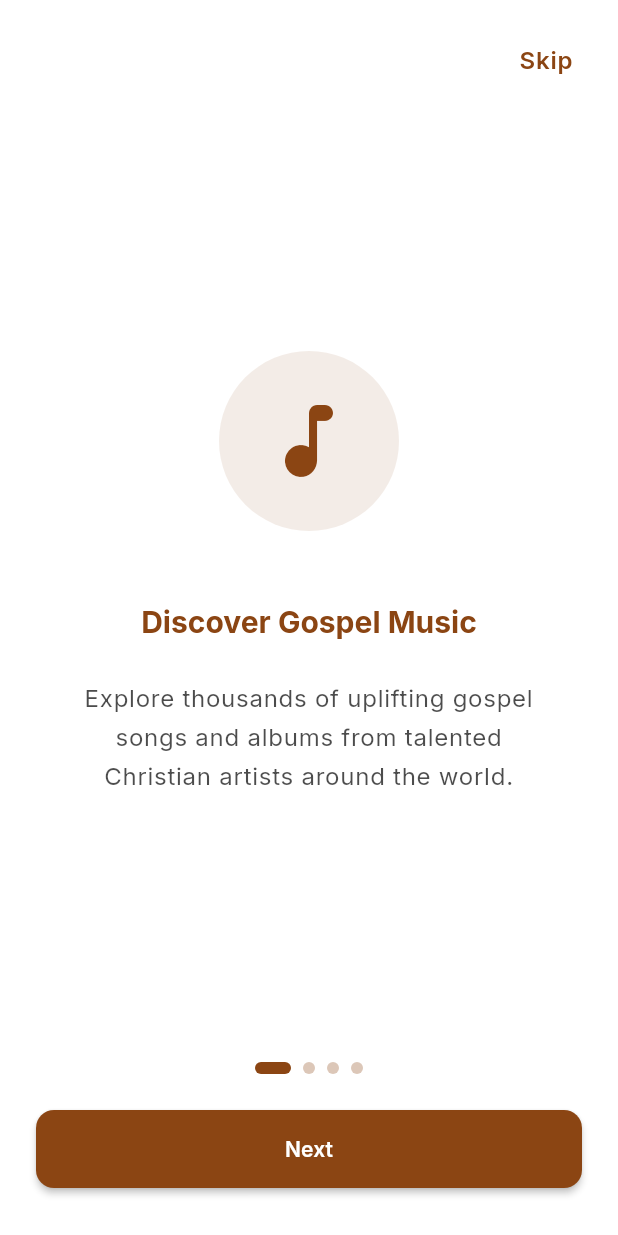
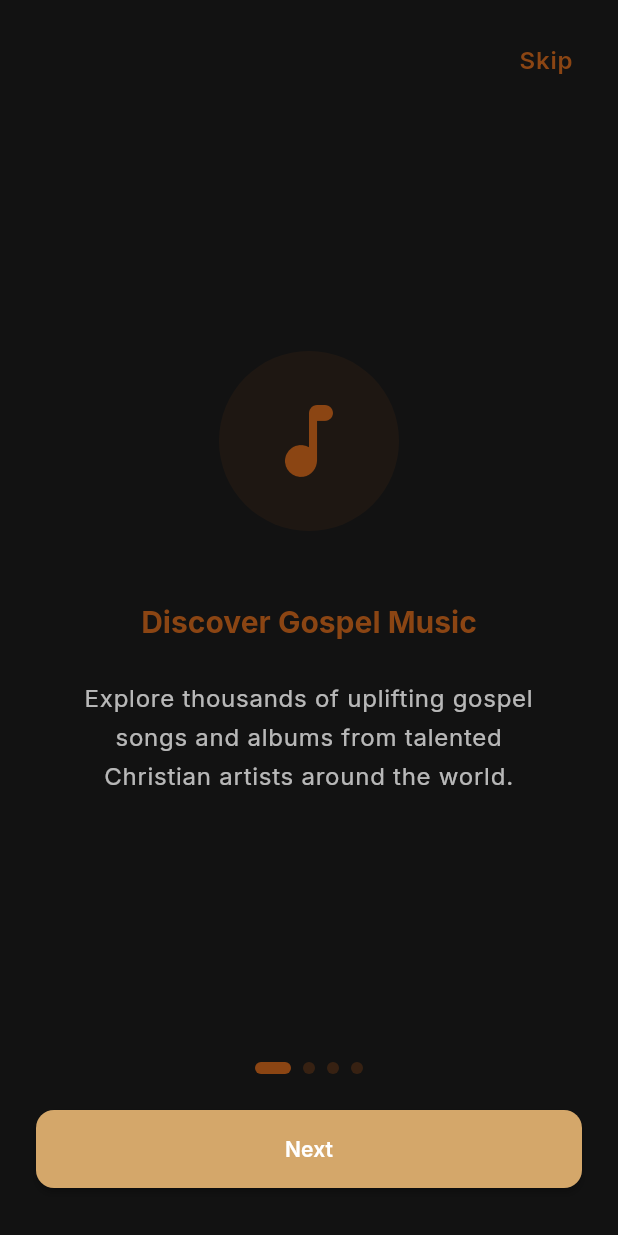
Before and after one commit to developer5167/faith_stream_music_app, a Flutter app: the screen it shows after launch, on a phone screen of 412 x 824 dp. Run offline on Flutter 3.47's test engine with Material 3 defaults, Android fonts, the light colour scheme and no system bars; drawn by our look-alikes of dynamic_color, flutter_animate; our stand-ins replace audio_service, cached_network_image, camera, dio, equatable, file_picker and 13 more; missing offline and left inert: audio_session.

Commit message:
implemented UI chnages

```diff
--- a/lib/config/app_theme.dart
+++ b/lib/config/app_theme.dart
@@ -2,22 +2,11 @@ import 'package:flutter/material.dart';
 import 'package:google_fonts/google_fonts.dart';
 
 class AppTheme {
-  // Light Theme Colors
-  static const Color lightPrimary = Color(0xFF8B4513); // Christian brown
-  static const Color lightSecondary = Color(0xFFD4A76A); // Gold
-  static const Color lightBackground = Colors.white;
-  static const Color lightSurface = Colors.white;
-  static const Color lightError = Color(0xFFD32F2F);
-
   // Premium Dark Theme Colors
   static const Color darkPrimary = Color(0xFFD4A76A); // Gold
-  static const Color darkSecondary = Color(
-    0xFF1DB954,
-  ); // Spotify Green accent option, or keep Gold
+  static const Color darkSecondary = Color(0xFF1DB954); // Spotify Green
   static const Color darkBackground = Color(0xFF121212);
-  static const Color darkSurface = Color(
-    0xFF1E1E1E,
-  ); // Slightly lighter for cards
+  static const Color darkSurface = Color(0xFF1E1E1E);
   static const Color darkError = Color(0xFFCF6679);
 
   // Smooth Gradients
@@ -25,7 +14,7 @@ class AppTheme {
     begin: Alignment.topLeft,
     end: Alignment.bottomRight,
     colors: [
-      Color(0xFF1A1A1A), // Dark Grey
+      Color.fromARGB(255, 243, 149, 8), // Dark Grey
       Color(0xFF000000), // Pure Black
     ],
   );
@@ -36,132 +25,12 @@ class AppTheme {
     colors: [Color(0xFF2A2A2A), Color(0xFF1A1A1A)],
   );
 
-  // Light Theme
-  static ThemeData lightTheme = ThemeData(
-    useMaterial3: true,
-    brightness: Brightness.light,
-    colorScheme: const ColorScheme.light(
-      primary: lightPrimary,
-      secondary: lightSecondary,
-      surface: lightSurface,
-      error: lightError,
-      onPrimary: Colors.white,
-      onSecondary: Colors.black,
-      onSurface: Colors.black,
-      onError: Colors.white,
-    ),
-    scaffoldBackgroundColor: lightBackground,
-    // ... (keep existing light theme settings if needed, but focus is dark)
-    // Typography
-    textTheme: GoogleFonts.interTextTheme(
-      const TextTheme(
-        displayLarge: TextStyle(fontSize: 32, fontWeight: FontWeight.bold),
-        displayMedium: TextStyle(fontSize: 28, fontWeight: FontWeight.bold),
-        displaySmall: TextStyle(fontSize: 24, fontWeight: FontWeight.bold),
-        headlineLarge: TextStyle(fontSize: 22, fontWeight: FontWeight.w600),
-        headlineMedium: TextStyle(fontSize: 20, fontWeight: FontWeight.w600),
-        headlineSmall: TextStyle(fontSize: 18, fontWeight: FontWeight.w600),
-        titleLarge: TextStyle(fontSize: 16, fontWeight: FontWeight.w500),
-        titleMedium: TextStyle(fontSize: 14, fontWeight: FontWeight.w500),
-        titleSmall: TextStyle(fontSize: 12, fontWeight: FontWeight.w500),
-        bodyLarge: TextStyle(fontSize: 16, fontWeight: FontWeight.normal),
-        bodyMedium: TextStyle(fontSize: 14, fontWeight: FontWeight.normal),
-        bodySmall: TextStyle(fontSize: 12, fontWeight: FontWeight.normal),
-        labelLarge: TextStyle(fontSize: 14, fontWeight: FontWeight.w500),
-        labelMedium: TextStyle(fontSize: 12, fontWeight: FontWeight.w500),
-        labelSmall: TextStyle(fontSize: 10, fontWeight: FontWeight.w500),
-      ),
-    ),
-
-    // AppBar Theme
-    appBarTheme: AppBarTheme(
-      elevation: 0,
-      centerTitle: false,
-      backgroundColor: lightBackground,
-      foregroundColor: Colors.black,
-      titleTextStyle: GoogleFonts.inter(
-        fontSize: 20,
-        fontWeight: FontWeight.w600,
-        color: Colors.black,
-      ),
-    ),
-
-    // Card Theme
-    cardTheme: CardThemeData(
-      elevation: 2,
-      shape: RoundedRectangleBorder(borderRadius: BorderRadius.circular(16)),
-      color: lightSurface,
-    ),
-    // Input Decoration Theme
-    inputDecorationTheme: InputDecorationTheme(
-      filled: true,
-      fillColor: Colors.grey[100],
-      border: OutlineInputBorder(
-        borderRadius: BorderRadius.circular(12),
-        borderSide: BorderSide.none,
-      ),
-      enabledBorder: OutlineInputBorder(
-        borderRadius: BorderRadius.circular(12),
-        borderSide: BorderSide.none,
-      ),
-      focusedBorder: OutlineInputBorder(
-        borderRadius: BorderRadius.circular(12),
-        borderSide: const BorderSide(color: lightPrimary, width: 2),
-      ),
-      errorBorder: OutlineInputBorder(
-        borderRadius: BorderRadius.circular(12),
-        borderSide: const BorderSide(color: lightError, width: 1),
-      ),
-      contentPadding: const EdgeInsets.symmetric(horizontal: 16, vertical: 16),
-    ),
-
-    // Elevated Button Theme
-    elevatedButtonTheme: ElevatedButtonThemeData(
-      style: ElevatedButton.styleFrom(
-        backgroundColor: lightPrimary,
-        foregroundColor: Colors.white,
-        elevation: 0,
-        padding: const EdgeInsets.symmetric(horizontal: 24, vertical: 16),
-        shape: RoundedRectangleBorder(borderRadius: BorderRadius.circular(12)),
-        textStyle: GoogleFonts.inter(fontSize: 16, fontWeight: FontWeight.w600),
-      ),
-    ),
-
-    // Text Button Theme
-    textButtonTheme: TextButtonThemeData(
-      style: TextButton.styleFrom(
-        foregroundColor: lightPrimary,
-        textStyle: GoogleFonts.inter(fontSize: 14, fontWeight: FontWeight.w600),
-      ),
-    ),
-
-    // Icon Theme
-    iconTheme: const IconThemeData(color: lightPrimary, size: 24),
-
-    // Bottom Navigation Bar Theme
-    bottomNavigationBarTheme: BottomNavigationBarThemeData(
-      backgroundColor: lightSurface,
-      selectedItemColor: lightPrimary,
-      unselectedItemColor: Colors.grey[600],
-      elevation: 8,
-      type: BottomNavigationBarType.fixed,
-      selectedLabelStyle: GoogleFonts.inter(
-        fontSize: 12,
-        fontWeight: FontWeight.w600,
-      ),
-      unselectedLabelStyle: GoogleFonts.inter(
-        fontSize: 12,
-        fontWeight: FontWeight.normal,
-      ),
-    ),
-
-    // Floating Action Button Theme
-    floatingActionButtonTheme: const FloatingActionButtonThemeData(
-      backgroundColor: lightPrimary,
-      foregroundColor: Colors.white,
-      elevation: 4,
-    ),
-  );
+  // Compatibility Aliases (Pointing to Dark Theme)
+  static const Color lightPrimary = darkPrimary;
+  static const Color lightSecondary = darkSecondary;
+  static const Color lightBackground = darkBackground;
+  static const Color lightSurface = darkSurface;
+  static const Color lightError = darkError;
 
   // Premium Dark Theme
   static ThemeData darkTheme = ThemeData(
--- a/lib/main.dart
+++ b/lib/main.dart
@@ -4,6 +4,7 @@ import 'package:flutter_bloc/flutter_bloc.dart';
 import 'package:flutter_secure_storage/flutter_secure_storage.dart';
 import 'package:shared_preferences/shared_preferences.dart';
 import 'package:just_audio_background/just_audio_background.dart';
+import 'package:dynamic_color/dynamic_color.dart';
 import 'config/app_theme.dart';
 import 'config/app_router.dart';
 import 'services/api_client.dart';
@@ -31,7 +32,8 @@ void main() async {
   SystemChrome.setSystemUIOverlayStyle(
     const SystemUiOverlayStyle(
       statusBarColor: Colors.transparent,
-      statusBarIconBrightness: Brightness.dark,
+      statusBarIconBrightness: Brightness.light, // White icons for dark theme
+      statusBarBrightness: Brightness.dark, // For iOS
     ),
   );
 
@@ -171,13 +173,21 @@ class MyApp extends StatelessWidget {
             final authBloc = context.read<AuthBloc>();
             final router = AppRouter(authBloc, storageService).router;
 
-            return MaterialApp.router(
-              title: 'FaithStream',
-              debugShowCheckedModeBanner: false,
-              theme: AppTheme.lightTheme,
-              darkTheme: AppTheme.darkTheme,
-              themeMode: ThemeMode.system,
-              routerConfig: router,
+            return DynamicColorBuilder(
+              builder: (lightDynamic, darkDynamic) {
+                // Use darkDynamic to customize our dark theme if available
+                final theme = AppTheme.darkTheme.copyWith(
+                  colorScheme: darkDynamic ?? AppTheme.darkTheme.colorScheme,
+                );
+
+                return MaterialApp.router(
+                  title: 'FaithStream',
+                  debugShowCheckedModeBanner: false,
+                  theme: theme,
+                  themeMode: ThemeMode.dark,
+                  routerConfig: router,
+                );
+              },
             );
           },
         ),
--- a/lib/ui/widgets/gradient_background.dart
+++ b/lib/ui/widgets/gradient_background.dart
@@ -1,5 +1,4 @@
 import 'package:flutter/material.dart';
-import '../../config/app_theme.dart';
 
 class GradientBackground extends StatelessWidget {
   final Widget child;
@@ -8,17 +7,16 @@ class GradientBackground extends StatelessWidget {
 
   @override
   Widget build(BuildContext context) {
-    final isDark = Theme.of(context).brightness == Brightness.dark;
+    final theme = Theme.of(context);
+    final primaryColor = theme.colorScheme.primary;
 
     return Container(
       decoration: BoxDecoration(
-        gradient: isDark
-            ? AppTheme.premiumDarkGradient
-            : const LinearGradient(
-                begin: Alignment.topLeft,
-                end: Alignment.bottomRight,
-                colors: [Color(0xFFF5F5F5), Colors.white],
-              ),
+        gradient: LinearGradient(
+          begin: Alignment.topLeft,
+          end: Alignment.bottomRight,
+          colors: [primaryColor.withOpacity(0.8), Colors.black],
+        ),
       ),
       child: child,
     );
--- a/pubspec.yaml
+++ b/pubspec.yaml
@@ -37,6 +37,7 @@ dependencies:
 
   # UI/UX
   cached_network_image: ^3.3.1
+  dynamic_color: ^1.7.0
   shimmer: ^3.0.0
   flutter_svg: ^2.0.10
   google_fonts: ^6.2.1
```
Also changed, not shown: pubspec.lock, 3 other files.
